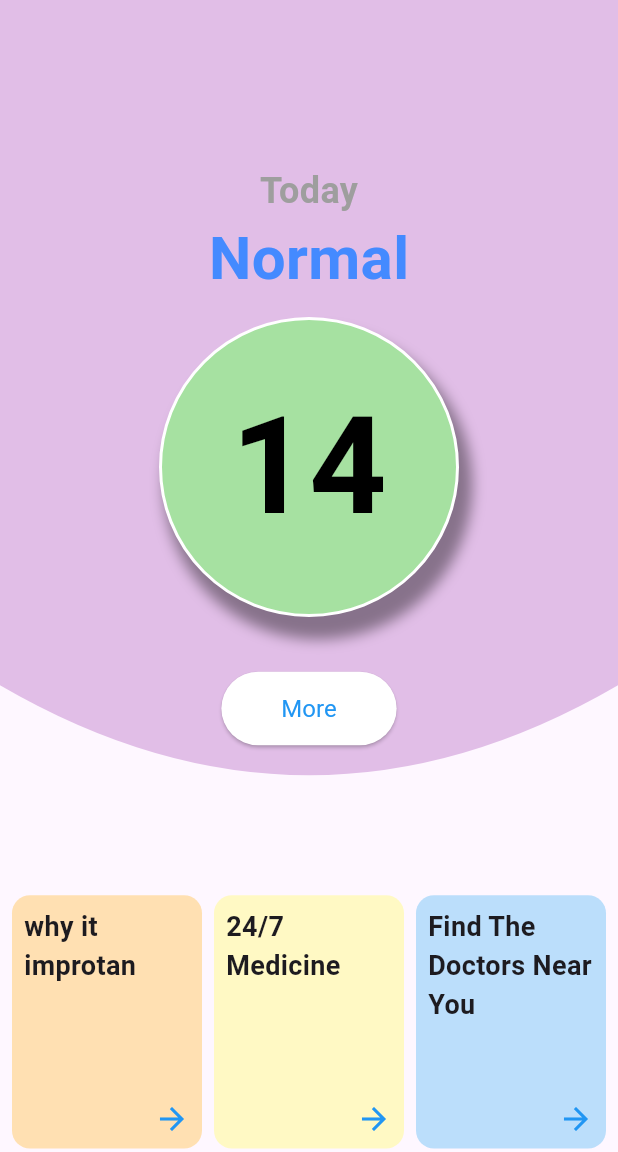
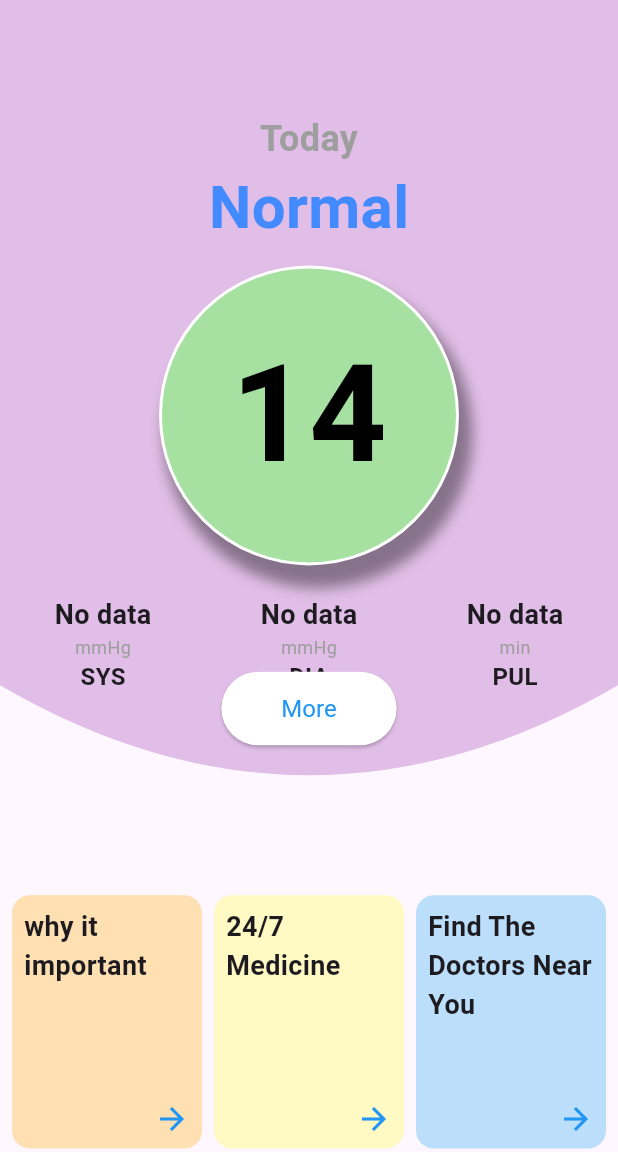
Before and after one commit to Sorasak-dev/E-MIB., a Flutter app: the screen it shows after launch, on a phone screen of 412 x 824 dp, the part 84-1236 px from its top. Run offline on Flutter 3.47's test engine with Material 3 defaults, Android fonts, the phone set to English and light mode, and no system bars; our stand-ins replace cloud_firestore, firebase_auth, firebase_core, firebase_messaging, flutter_local_notifications, font_awesome_flutter and 3 more; accounts and stored records are empty.

Commit message:
แก้ไขหน้า calandar ให้ดูดีย์ขึ้นและส่งข้อมูลไปหน้า Home ได
แก้ไขหน้า calandar ให้ดูดีย์ขึ้นและส่งข้อมูลไปหน้า Home ได

```diff
--- a/lib/user/homepage.dart
+++ b/lib/user/homepage.dart
@@ -1,7 +1,11 @@
+import 'dart:developer';
+
+import 'package:cloud_firestore/cloud_firestore.dart';
 import 'package:emib_hospital/user/calender.dart';
 import 'package:flutter/material.dart';
 import 'package:emib_hospital/Nevigation/notification_page.dart';
 import 'package:emib_hospital/user/firstpage/setting.dart';
+import 'package:intl/intl.dart';
 
 void main() {
   runApp(const MyApp());
@@ -36,6 +40,44 @@ class _MyHomePageState extends State<MyHomePage> {
   double circleSize = 200;
   double circlePositionX = 0; // ปรับตำแหน่งในแกน X
   double circlePositionY = -0.2; // ปรับตำแหน่งในแกน Y
+
+  String sysValue = "Loading...";
+  String diaValue = "Loading...";
+  String pulValue = "Loading...";
+
+  @override
+  void initState() {
+    super.initState();
+    fetchBloodPressureData();
+  }
+
+  Future<void> fetchBloodPressureData() async {
+    // กำหนดวันที่ปัจจุบันในรูปแบบ YYYY-MM-DD
+    DateTime customDate = DateTime(2024, 11, 14);
+    String currentDate = DateFormat('yyyy-MM-dd').format(customDate);
+    log(currentDate);
+    // ค้นหาข้อมูลจาก Firebase ตาม userId และวันที่
+    var snapshot = await FirebaseFirestore.instance
+        .collection('blood_pressure_records')
+        .where('userId', isEqualTo: widget.userId)
+        .where('date', isEqualTo: currentDate)
+        .get();
+    // ตรวจสอบว่ามีข้อมูลหรือไม่
+    if (snapshot.docs.isNotEmpty) {
+      var data = snapshot.docs.first.data();
+      setState(() {
+        sysValue = "${data['SYS']}";
+        diaValue = "${data['DIA']}";
+        pulValue = "${data['PUL']}";
+      });
+    } else {
+      setState(() {
+        sysValue = "No data";
+        diaValue = "No data";
+        pulValue = "No data";
+      });
+    }
+  }
 
   @override
   Widget build(BuildContext context) {
@@ -85,8 +127,11 @@ class _MyHomePageState extends State<MyHomePage> {
           ],
         ),
       ),
-      body: SingleChildScrollView(
-        child: Column(
+      body: RefreshIndicator(
+        onRefresh: fetchBloodPressureData,
+        child: ListView(
+          children: [
+            Column(
               children: [
                 // ส่วนของวงกลมและปุ่ม More
                 Stack(
@@ -102,29 +147,27 @@ class _MyHomePageState extends State<MyHomePage> {
                           children: [
                             // ปรับตำแหน่งแกน X และ Y ของวงกลม
                             Align(
-                          alignment:
-                              Alignment(circlePositionX, circlePositionY),
+                              alignment: Alignment(circlePositionX, circlePositionY),
                               child: Column(
                                 mainAxisSize: MainAxisSize.min,
                                 children: [
                                   Text(
-                                'Today', // ข้อความที่ต้องการใส่เหนือวงกลม
+                                    'Today',
                                     style: TextStyle(
-                                  fontSize: 24, // ขนาดตัวอักษร
-                                  color: Colors.grey, // สีตัวอักษร
+                                      fontSize: 24,
+                                      color: Colors.grey,
                                       fontWeight: FontWeight.bold,
                                     ),
                                   ),
                                   Text(
-                                'Normal', // ข้อความที่ต้องการใส่เหนือวงกลม
+                                    'Normal',
                                     style: TextStyle(
-                                  fontSize: 40, // ขนาดตัวอักษร
-                                  color: Colors.blueAccent, // สีตัวอักษร
+                                      fontSize: 40,
+                                      color: Colors.blueAccent,
                                       fontWeight: FontWeight.bold,
                                     ),
                                   ),
-                              SizedBox(
-                                  height: 10), // ระยะห่างระหว่างข้อความและวงกลม
+                                  SizedBox(height: 10),
                                   Container(
                                     width: circleSize,
                                     height: circleSize,
@@ -132,22 +175,21 @@ class _MyHomePageState extends State<MyHomePage> {
                                       color: Color(0xFFA6E1A1),
                                       shape: BoxShape.circle,
                                       border: Border.all(
-                                    color: Colors.white, // สีขอบ
-                                    width: 2, // ความกว้างของขอบ
+                                        color: Colors.white,
+                                        width: 2,
                                       ),
                                       boxShadow: [
                                         BoxShadow(
                                           color: Colors.black.withOpacity(0.4),
                                           spreadRadius: 3,
                                           blurRadius: 7,
-                                      offset:
-                                          Offset(6, 12), // เงาในแนวตั้งเท่านั้น
+                                          offset: Offset(6, 12),
                                         ),
                                       ],
                                     ),
                                     child: Center(
                                       child: Text(
-                                    '${DateTime.now().day}', // ใส่วันปัจจุบันในวงกลม
+                                        '${DateTime.now().day}',
                                         style: TextStyle(
                                           fontSize: 90,
                                           color: Colors.black,
@@ -156,11 +198,18 @@ class _MyHomePageState extends State<MyHomePage> {
                                       ),
                                     ),
                                   ),
+                                  SizedBox(height: 20),
+                                  Row(
+                                    mainAxisAlignment: MainAxisAlignment.spaceAround,
+                                    children: [
+                                      _buildStatCard('SYS', "mmHg" ,sysValue),
+                                      _buildStatCard('DIA', "mmHg" ,diaValue),
+                                      _buildStatCard('PUL', "min" ,pulValue),
+                                    ],
+                                  ),
                                 ],
                               ),
                             ),
-
-                        // ปุ่ม More ที่มีพื้นหลังสีขาวและตัวอักษรสีฟ้า
                             Align(
                               alignment: Alignment.bottomCenter,
                               child: Padding(
@@ -171,13 +220,13 @@ class _MyHomePageState extends State<MyHomePage> {
                                       context,
                                       MaterialPageRoute(
                                           builder: (context) =>
-                                          SettingsPage()), // ไปหน้า Noti
+                                              BloodPressureLogger(userId: widget.userId)),
                                     );
                                   },
                                   child: Text('More'),
                                   style: ElevatedButton.styleFrom(
-                                backgroundColor: Colors.white, // พื้นหลังสีขาว
-                                foregroundColor: Colors.blue, // ตัวอักษรสีฟ้า
+                                    backgroundColor: Colors.white,
+                                    foregroundColor: Colors.blue,
                                     padding: EdgeInsets.symmetric(
                                         horizontal: 40, vertical: 15),
                                     textStyle: TextStyle(fontSize: 16),
@@ -192,44 +241,36 @@ class _MyHomePageState extends State<MyHomePage> {
                   ],
                 ),
                 SizedBox(height: 20),
-
                 // ส่วนของ 3 กล่องข้อมูล
                 Padding(
-              padding: const EdgeInsets.symmetric(
-                  horizontal: 8.0), // ลดระยะขอบข้างลง
+                  padding: const EdgeInsets.symmetric(horizontal: 8.0),
                   child: Row(
-                mainAxisAlignment:
-                    MainAxisAlignment.spaceEvenly, // จัดให้มีช่องว่างเท่าๆ กัน
+                    mainAxisAlignment: MainAxisAlignment.spaceEvenly,
                     children: [
                       Expanded(
                         child: AspectRatio(
-                      aspectRatio: 3 / 4, // อัตราส่วน 3:4 (ทำให้ยาวลง)
-                      child:
-                          _buildInfoCard('why it improtan', Colors.orange[100]),
-                    ),
-                  ),
-                  SizedBox(width: 8), // เพิ่มระยะห่างเล็กน้อยระหว่างกล่อง
-                  Expanded(
-                    child: AspectRatio(
                           aspectRatio: 3 / 4,
-                      child:
-                          _buildInfoCard('24/7 Medicine', Colors.yellow[100]),
+                          child: _buildInfoCard('why it important', Colors.orange[100]),
                         ),
                       ),
                       SizedBox(width: 8),
                       Expanded(
                         child: AspectRatio(
                           aspectRatio: 3 / 4,
-                      child: _buildInfoCard(
-                          'Find The Doctors Near You', Colors.blue[100]),
+                          child: _buildInfoCard('24/7 Medicine', Colors.yellow[100]),
+                        ),
+                      ),
+                      SizedBox(width: 8),
+                      Expanded(
+                        child: AspectRatio(
+                          aspectRatio: 3 / 4,
+                          child: _buildInfoCard('Find The Doctors Near You', Colors.blue[100]),
                         ),
                       ),
                     ],
                   ),
                 ),
-
                 SizedBox(height: 30),
-
                 // ส่วนของ "3 Easy steps"
                 Padding(
                   padding: const EdgeInsets.symmetric(horizontal: 16.0),
@@ -242,7 +283,6 @@ class _MyHomePageState extends State<MyHomePage> {
                       ),
                       SizedBox(height: 10),
                       IntrinsicHeight(
-                    // ใช้ IntrinsicHeight เพื่อบังคับให้การ์ดทั้งหมดสูงเท่ากัน
                         child: Row(
                           mainAxisAlignment: MainAxisAlignment.spaceBetween,
                           children: [
@@ -277,7 +317,29 @@ class _MyHomePageState extends State<MyHomePage> {
                 ),
               ],
             ),
+          ],
         ),
+      ),
+    );
+  }
+
+
+    Widget _buildStatCard(String title,String unit, String value) {
+      return Column(
+        children: [
+          Text(
+            value,
+            style: TextStyle(fontSize: 18, fontWeight: FontWeight.bold),
+          ),
+          Text(
+            unit,
+            style: TextStyle(fontSize: 12, color: Colors.grey),
+          ),
+          Text(
+            title,
+            style: TextStyle(fontSize: 16, fontWeight: FontWeight.bold),
+          ),
+        ],
       );
     }
 
--- a/pubspec.yaml
+++ b/pubspec.yaml
@@ -46,6 +46,7 @@ dependencies:
   firebase_messaging: ^15.1.4
   flutter_local_notifications: ^18.0.0
   image_picker: ^0.8.4+8
+  intl: ^0.18.0
 
 dev_dependencies:
   flutter_test:
```
Also changed, not shown: lib/user/calender.dart (+128 -34 lines). Lines whose indentation alone changed are shown as unchanged.
